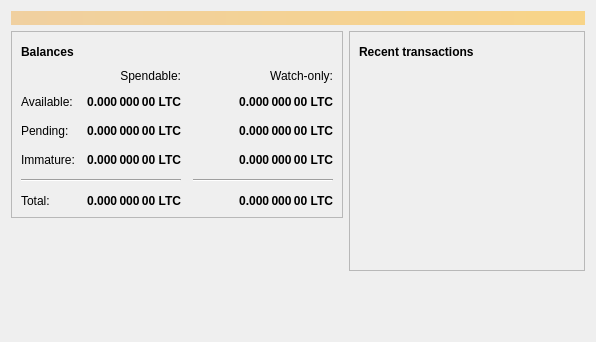
Above: src/qt/forms/overviewpage.ui from Eternity-Soap/gatorcoin before the change. Below: the same form after it.
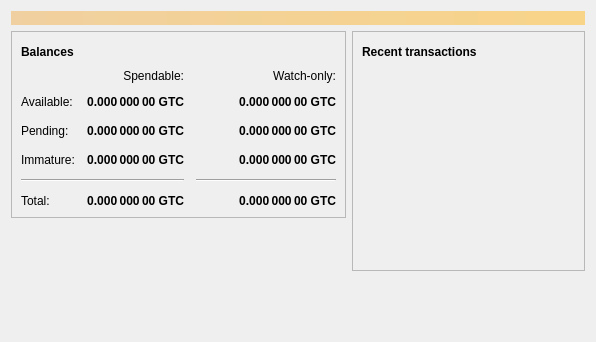
That is the form after the change. Icons and pictures are not drawn.

```diff
--- a/src/qt/forms/overviewpage.ui
+++ b/src/qt/forms/overviewpage.ui
@@ -129,7 +129,7 @@
                <string>Unconfirmed transactions to watch-only addresses</string>
               </property>
               <property name="text">
-               <string notr="true">0.000 000 00 LTC</string>
+               <string notr="true">0.000 000 00 GTC</string>
               </property>
               <property name="alignment">
                <set>Qt::AlignRight|Qt::AlignTrailing|Qt::AlignVCenter</set>
@@ -154,7 +154,7 @@
                <string>Total of transactions that have yet to be confirmed, and do not yet count toward the spendable balance</string>
               </property>
               <property name="text">
-               <string notr="true">0.000 000 00 LTC</string>
+               <string notr="true">0.000 000 00 GTC</string>
               </property>
               <property name="alignment">
                <set>Qt::AlignRight|Qt::AlignTrailing|Qt::AlignVCenter</set>
@@ -179,7 +179,7 @@
                <string>Mined balance in watch-only addresses that has not yet matured</string>
               </property>
               <property name="text">
-               <string notr="true">0.000 000 00 LTC</string>
+               <string notr="true">0.000 000 00 GTC</string>
               </property>
               <property name="alignment">
                <set>Qt::AlignRight|Qt::AlignTrailing|Qt::AlignVCenter</set>
@@ -237,7 +237,7 @@
                <string>Mined balance that has not yet matured</string>
               </property>
               <property name="text">
-               <string notr="true">0.000 000 00 LTC</string>
+               <string notr="true">0.000 000 00 GTC</string>
               </property>
               <property name="alignment">
                <set>Qt::AlignRight|Qt::AlignTrailing|Qt::AlignVCenter</set>
@@ -282,7 +282,7 @@
                <string>Your current total balance</string>
               </property>
               <property name="text">
-               <string notr="true">0.000 000 00 LTC</string>
+               <string notr="true">0.000 000 00 GTC</string>
               </property>
               <property name="alignment">
                <set>Qt::AlignRight|Qt::AlignTrailing|Qt::AlignVCenter</set>
@@ -307,7 +307,7 @@
                <string>Current total balance in watch-only addresses</string>
               </property>
               <property name="text">
-               <string notr="true">0.000 000 00 LTC</string>
+               <string notr="true">0.000 000 00 GTC</string>
               </property>
               <property name="alignment">
                <set>Qt::AlignRight|Qt::AlignTrailing|Qt::AlignVCenter</set>
@@ -349,7 +349,7 @@
                <string>Your current spendable balance</string>
               </property>
               <property name="text">
-               <string notr="true">0.000 000 00 LTC</string>
+               <string notr="true">0.000 000 00 GTC</string>
               </property>
               <property name="alignment">
                <set>Qt::AlignRight|Qt::AlignTrailing|Qt::AlignVCenter</set>
@@ -374,7 +374,7 @@
                <string>Your current balance in watch-only addresses</string>
               </property>
               <property name="text">
-               <string notr="true">0.000 000 00 LTC</string>
+               <string notr="true">0.000 000 00 GTC</string>
               </property>
               <property name="alignment">
                <set>Qt::AlignRight|Qt::AlignTrailing|Qt::AlignVCenter</set>
```
Left out of the diff: 4 changed lines with no effect on the pictures.
